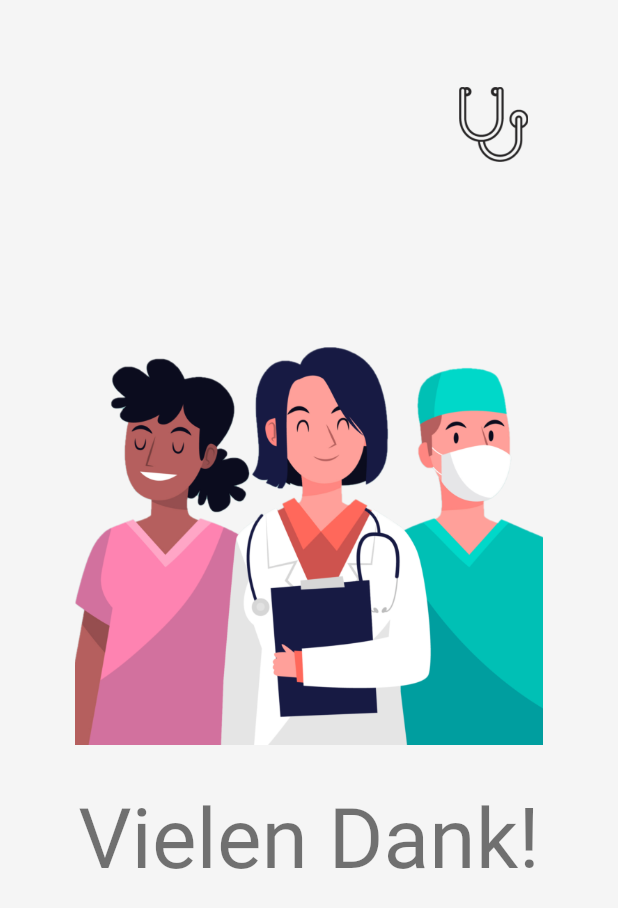
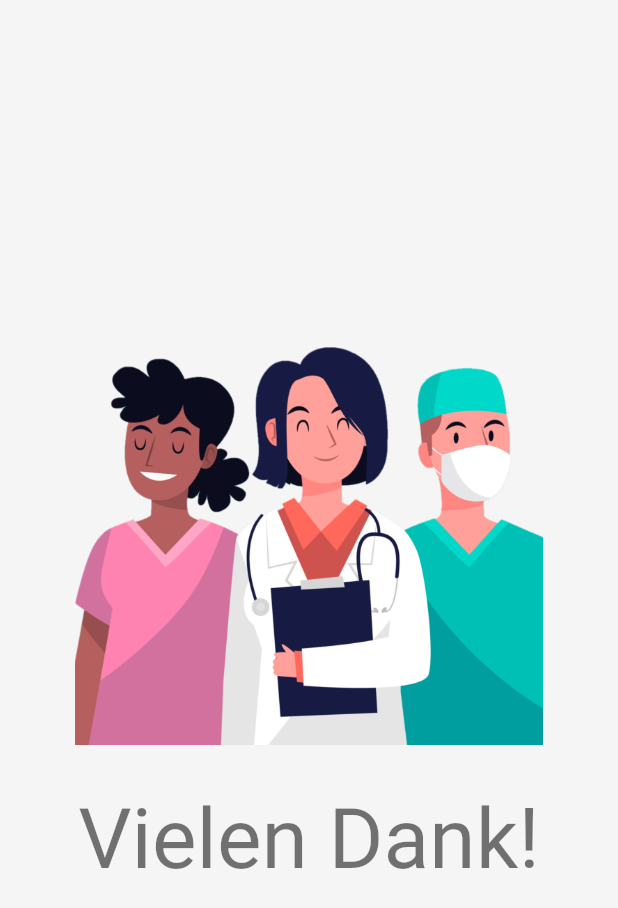
Before and after one commit to FlorianGrundmann/survey-app, a Flutter app: the ThankYouPage widget shown alone on an empty page, opened directly, on a phone screen of 412 x 824 dp. Shown: the top 908 px of the screen. Run offline on Flutter 3.47's test engine with Material 2 defaults, Android fonts, the phone set to English and light mode, and no system bars; our stand-ins replace bloc, dartz, equatable, flutter_bloc, get_it.

Commit message:
Replaced stetoscope-icon to start the admin menu with a tap on the 'thank you' screen.

```diff
--- a/lib/core/values/survey_paths.dart
+++ b/lib/core/values/survey_paths.dart
@@ -4,5 +4,4 @@ class ImagesPaths {
   static const String smileyHealthProfessionals =
       'assets/images/smiley-health-professionals.png';
   static const String healthProIcon = 'assets/images/health-pro-icon.png';
-  static const String stetoscopeIcon = 'assets/images/stetoscope-icon.png';
 }
--- a/lib/features/survey/presentation/pages/thank_you_page.dart
+++ b/lib/features/survey/presentation/pages/thank_you_page.dart
@@ -13,18 +13,10 @@ class ThankYouPage extends StatelessWidget {
       padding: EdgeInsets.all(50),
       child: Stack(
         children: <Widget>[
-          Positioned(
-            top: 0.0,
-            right: 0.0,
-            child: new IconButton(
-                iconSize: 50.0,
-                icon: Image.asset(
-                  ImagesPaths.stetoscopeIcon,
-                ),
-                onPressed: () {
-                  BlocProvider.of<SurveyBloc>(context)
-                      .add(OpenAdminMenuEvent());
-                }),
+          GestureDetector(
+            onTap: () {
+              BlocProvider.of<SurveyBloc>(context).add(OpenAdminMenuEvent());
+            },
           ),
           Center(
             child: Column(
```
Also changed, not shown: assets/images/stetoscope-icon.png (deleted), 1 other file.
